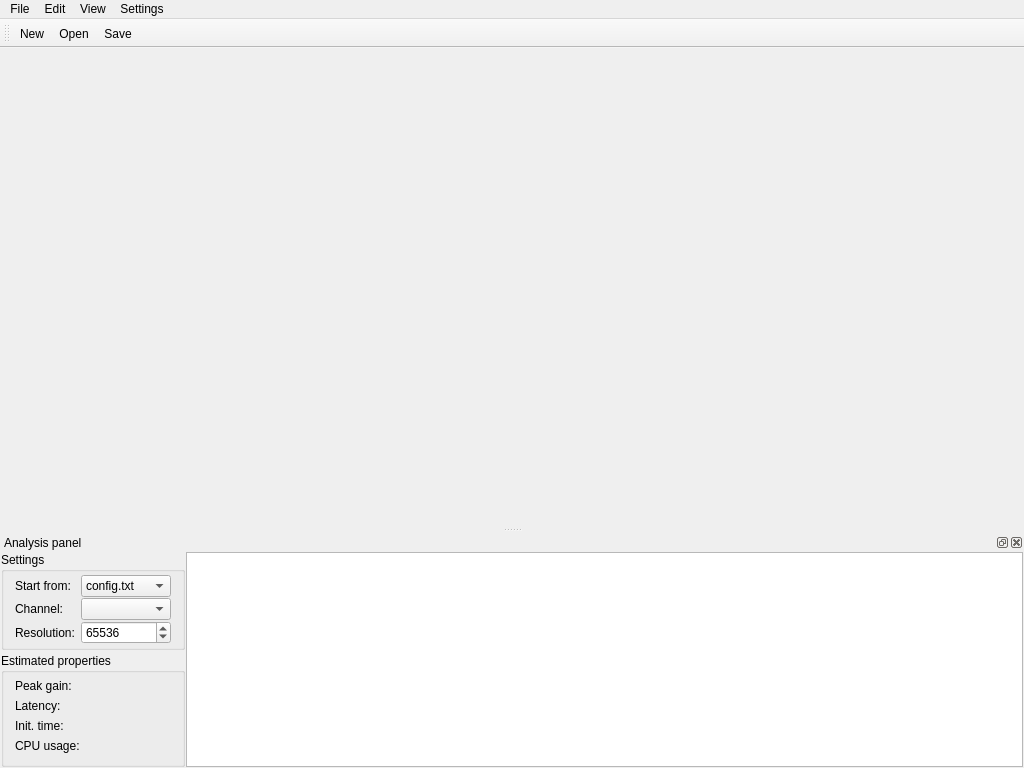
The window that Editor/MainWindow.ui (xup61069/EqAPO64_with_VST3_support) describes before a commit, drawn with Qt 5.
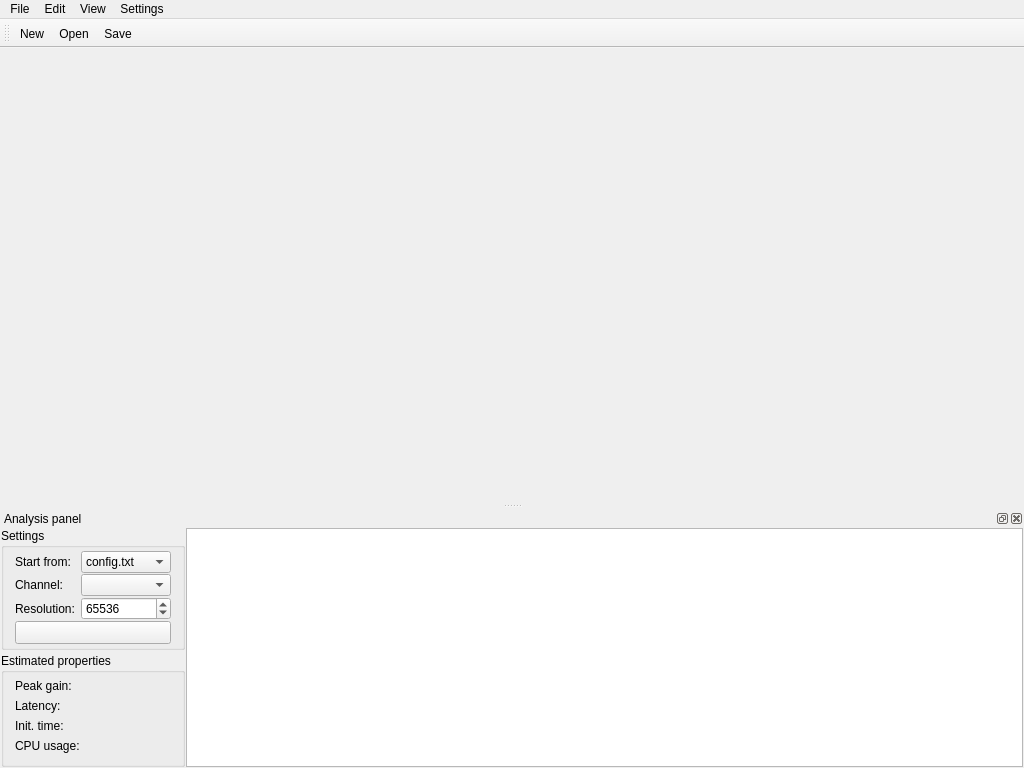
The same window after the commit. Custom widgets are drawn as their Qt base class.

The edit to the form file:
```diff
--- a/Editor/MainWindow.ui
+++ b/Editor/MainWindow.ui
@@ -214,6 +214,22 @@
           </item>
          </widget>
         </item>
+        <item row="4" column="0" colspan="2">
+         <widget class="QToolButton" name="resetAnalysisViewButton">
+          <property name="sizePolicy">
+           <sizepolicy hsizetype="Expanding" vsizetype="Fixed">
+            <horstretch>0</horstretch>
+            <verstretch>0</verstretch>
+           </sizepolicy>
+          </property>
+          <property name="focusPolicy">
+           <enum>Qt::StrongFocus</enum>
+          </property>
+          <property name="toolButtonStyle">
+           <enum>Qt::ToolButtonTextBesideIcon</enum>
+          </property>
+         </widget>
+        </item>
        </layout>
       </widget>
      </item>
```
Left out of the diff: 14 changed lines with no effect on the pictures.
